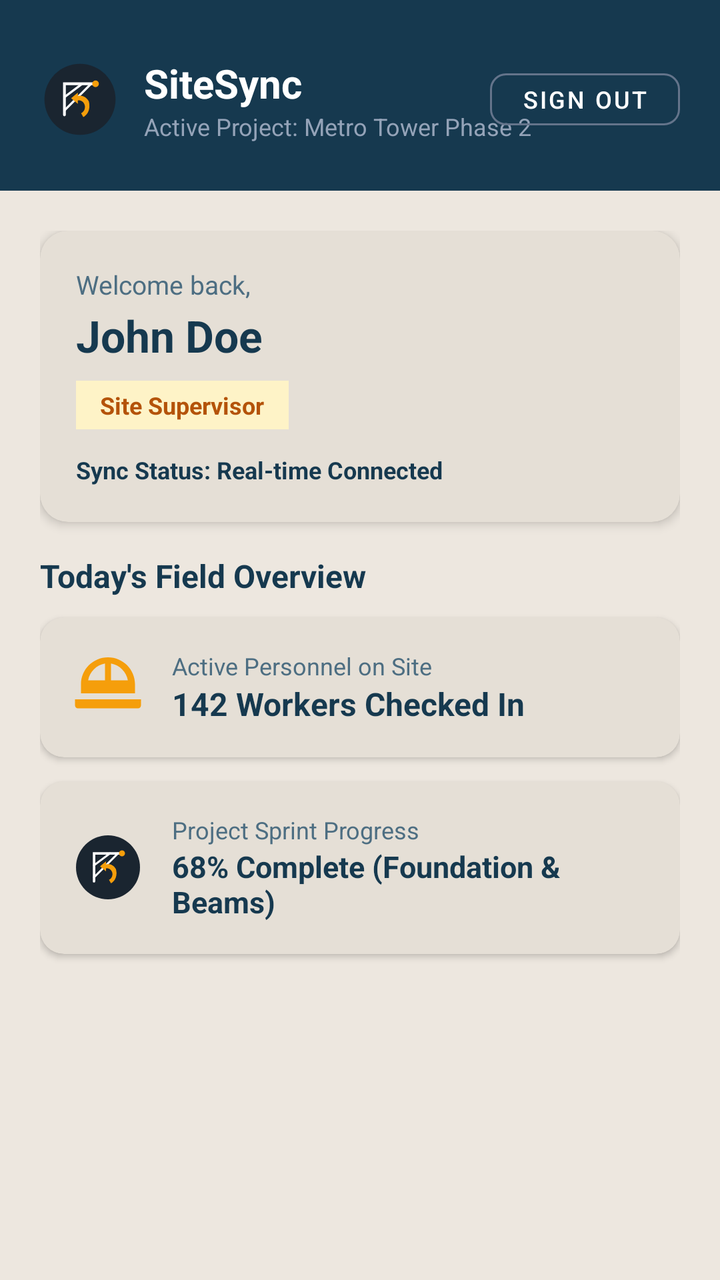
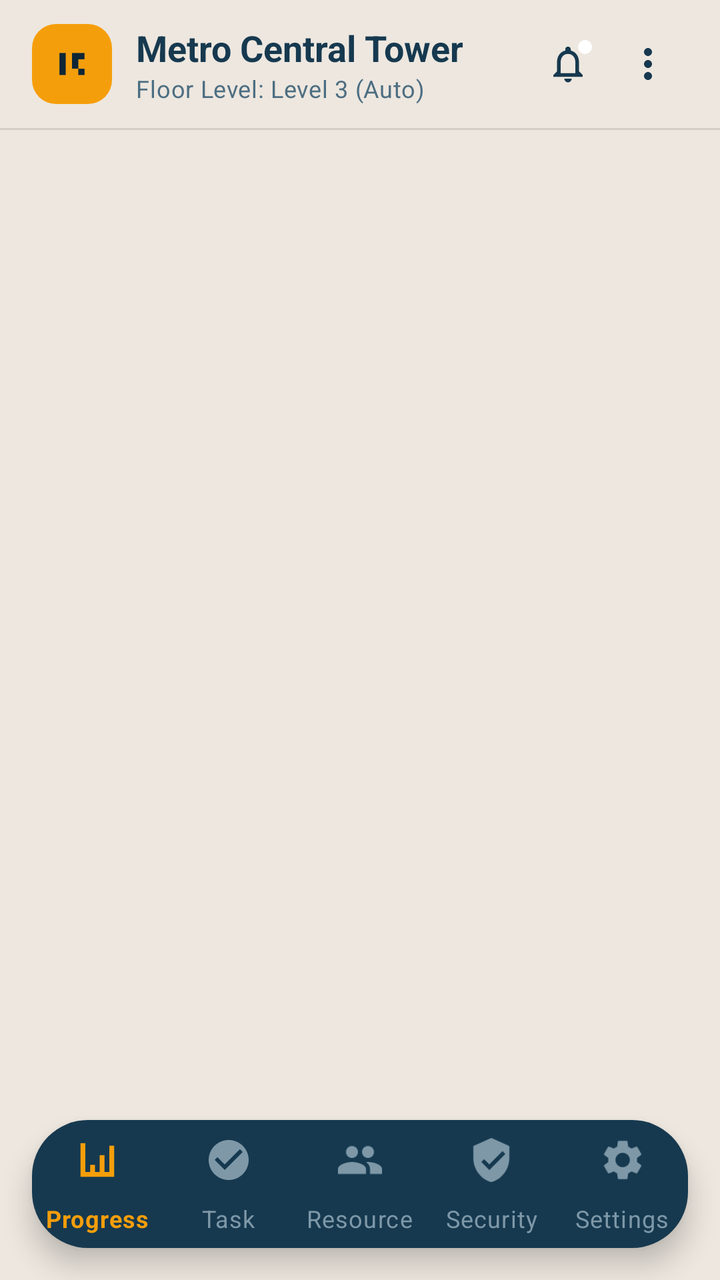

Screens rendered from an Android XML layout before and after an edit, with the pre-edit source and the edit as a unified diff.
<!-- AndroidManifest.xml: application theme Theme.SiteSync -->
<!-- res/layout/activity_main.xml -->
<?xml version="1.0" encoding="utf-8"?>
<LinearLayout xmlns:android="http://schemas.android.com/apk/res/android"
    xmlns:app="http://schemas.android.com/apk/res-auto"
    android:layout_width="match_parent"
    android:layout_height="match_parent"
    android:orientation="vertical"
    android:background="@color/brand_background">

    
    <LinearLayout
        android:layout_width="match_parent"
        android:layout_height="wrap_content"
        android:background="@color/brand_primary"
        android:orientation="vertical"
        android:paddingStart="20dp"
        android:paddingTop="28dp"
        android:paddingEnd="20dp"
        android:paddingBottom="24dp">

        <RelativeLayout
            android:layout_width="match_parent"
            android:layout_height="wrap_content">

            <ImageView
                android:id="@+id/dashLogo"
                android:layout_width="40dp"
                android:layout_height="40dp"
                android:layout_alignParentStart="true"
                android:layout_centerVertical="true"
                android:contentDescription="@string/app_name"
                android:src="@drawable/ic_sitesync_logo" />

            <LinearLayout
                android:layout_width="wrap_content"
                android:layout_height="wrap_content"
                android:layout_toEndOf="@id/dashLogo"
                android:layout_centerVertical="true"
                android:layout_marginStart="12dp"
                android:orientation="vertical">

                <TextView
                    android:layout_width="wrap_content"
                    android:layout_height="wrap_content"
                    android:text="@string/app_name"
                    android:textColor="@color/white"
                    android:textSize="20sp"
                    android:textStyle="bold" />

                <TextView
                    android:layout_width="wrap_content"
                    android:layout_height="wrap_content"
                    android:text="@string/active_project"
                    android:textColor="#94A3B8"
                    android:textSize="12sp" />
            </LinearLayout>

            <com.google.android.material.button.MaterialButton
                android:id="@+id/btnSignOut"
                style="@style/Widget.MaterialComponents.Button.OutlinedButton"
                android:layout_width="wrap_content"
                android:layout_height="38dp"
                android:layout_alignParentEnd="true"
                android:layout_centerVertical="true"
                android:text="@string/sign_out"
                android:textColor="@color/white"
                android:textSize="12sp"
                app:strokeColor="#64748B"
                app:cornerRadius="8dp" />
        </RelativeLayout>
    </LinearLayout>

    <ScrollView
        android:layout_width="match_parent"
        android:layout_height="match_parent"
        android:padding="20dp">

        <LinearLayout
            android:layout_width="match_parent"
            android:layout_height="wrap_content"
            android:orientation="vertical">

            
            <androidx.cardview.widget.CardView
                android:layout_width="match_parent"
                android:layout_height="wrap_content"
                android:layout_marginBottom="16dp"
                app:cardCornerRadius="14dp"
                app:cardElevation="3dp"
                app:cardBackgroundColor="@color/brand_surface">

                <LinearLayout
                    android:layout_width="match_parent"
                    android:layout_height="wrap_content"
                    android:orientation="vertical"
                    android:padding="18dp">

                    <TextView
                        android:layout_width="wrap_content"
                        android:layout_height="wrap_content"
                        android:text="@string/welcome_back"
                        android:textColor="@color/text_secondary"
                        android:textSize="13sp" />

                    <TextView
                        android:id="@+id/tvUserFullName"
                        android:layout_width="wrap_content"
                        android:layout_height="wrap_content"
                        android:layout_marginTop="2dp"
                        android:text="John Doe"
                        android:textColor="@color/text_primary"
                        android:textSize="22sp"
                        android:textStyle="bold" />

                    
                    <TextView
                        android:id="@+id/tvUserRoleBadge"
                        android:layout_width="wrap_content"
                        android:layout_height="wrap_content"
                        android:layout_marginTop="8dp"
                        android:background="#FEF3C7"
                        android:paddingStart="12dp"
                        android:paddingTop="4dp"
                        android:paddingEnd="12dp"
                        android:paddingBottom="4dp"
                        android:text="Site Supervisor"
                        android:textColor="#B45309"
                        android:textSize="12sp"
                        android:textStyle="bold" />

                    <TextView
                        android:layout_width="wrap_content"
                        android:layout_height="wrap_content"
                        android:layout_marginTop="12dp"
                        android:text="@string/sync_status"
                        android:textColor="@color/color_success"
                        android:textSize="12sp"
                        android:textStyle="bold" />
                </LinearLayout>
            </androidx.cardview.widget.CardView>

            
            <TextView
                android:layout_width="wrap_content"
                android:layout_height="wrap_content"
                android:layout_marginBottom="10dp"
                android:text="Today's Field Overview"
                android:textColor="@color/text_primary"
                android:textSize="16sp"
                android:textStyle="bold" />

            
            <androidx.cardview.widget.CardView
                android:layout_width="match_parent"
                android:layout_height="wrap_content"
                android:layout_marginBottom="12dp"
                app:cardCornerRadius="12dp"
                app:cardElevation="2dp"
                app:cardBackgroundColor="@color/brand_surface">

                <LinearLayout
                    android:layout_width="match_parent"
                    android:layout_height="wrap_content"
                    android:orientation="horizontal"
                    android:gravity="center_vertical"
                    android:padding="16dp">

                    <ImageView
                        android:layout_width="36dp"
                        android:layout_height="36dp"
                        android:src="@drawable/ic_construction"
                        android:contentDescription="Equipment" />

                    <LinearLayout
                        android:layout_width="0dp"
                        android:layout_height="wrap_content"
                        android:layout_marginStart="14dp"
                        android:layout_weight="1"
                        android:orientation="vertical">

                        <TextView
                            android:layout_width="wrap_content"
                            android:layout_height="wrap_content"
                            android:text="Active Personnel on Site"
                            android:textColor="@color/text_secondary"
                            android:textSize="12sp" />

                        <TextView
                            android:layout_width="wrap_content"
                            android:layout_height="wrap_content"
                            android:text="142 Workers Checked In"
                            android:textColor="@color/text_primary"
                            android:textSize="16sp"
                            android:textStyle="bold" />
                    </LinearLayout>
                </LinearLayout>
            </androidx.cardview.widget.CardView>

            
            <androidx.cardview.widget.CardView
                android:layout_width="match_parent"
                android:layout_height="wrap_content"
                android:layout_marginBottom="12dp"
                app:cardCornerRadius="12dp"
                app:cardElevation="2dp"
                app:cardBackgroundColor="@color/brand_surface">

                <LinearLayout
                    android:layout_width="match_parent"
                    android:layout_height="wrap_content"
                    android:orientation="horizontal"
                    android:gravity="center_vertical"
                    android:padding="16dp">

                    <ImageView
                        android:layout_width="36dp"
                        android:layout_height="36dp"
                        android:src="@drawable/ic_sitesync_logo"
                        android:contentDescription="Progress" />

                    <LinearLayout
                        android:layout_width="0dp"
                        android:layout_height="wrap_content"
                        android:layout_marginStart="14dp"
                        android:layout_weight="1"
                        android:orientation="vertical">

                        <TextView
                            android:layout_width="wrap_content"
                            android:layout_height="wrap_content"
                            android:text="Project Sprint Progress"
                            android:textColor="@color/text_secondary"
                            android:textSize="12sp" />

                        <TextView
                            android:layout_width="wrap_content"
                            android:layout_height="wrap_content"
                            android:text="68% Complete (Foundation &amp; Beams)"
                            android:textColor="@color/text_primary"
                            android:textSize="15sp"
                            android:textStyle="bold" />
                    </LinearLayout>
                </LinearLayout>
            </androidx.cardview.widget.CardView>
        </LinearLayout>
    </ScrollView>
</LinearLayout>
<!-- resources referenced by this layout -->
<resources>
  <color name="brand_background">#EDE7DF</color>
  <color name="brand_primary">#16394F</color>
  <color name="brand_surface">#E5DFD6</color>
  <color name="color_success">#16394F</color>
  <color name="text_primary">#16394F</color>
  <color name="text_secondary">#4D6E82</color>
  <color name="white">#FFFFFFFF</color>
  <!-- drawable ic_construction (drawable) -->
  <vector xmlns:android="http://schemas.android.com/apk/res/android"
      android:width="24dp"
      android:height="24dp"
      android:viewportWidth="24"
      android:viewportHeight="24">
      <path
          android:fillColor="#F59E0B"
          android:pathData="M12,2C7.03,2 3,6.03 3,11v3h18v-3C21,6.03 16.97,2 12,2zM13,4.07C15.84,4.56 18.13,6.85 18.62,9.69L13,9.69V4.07zM11,4.07v5.62H5.38C5.87,6.85 8.16,4.56 11,4.07zM1,16v2c0,0.55 0.45,1 1,1h20c0.55,0 1,-0.45 1,-1v-2H1z" />
  </vector>
  <!-- drawable ic_sitesync_logo (drawable) -->
  <vector xmlns:android="http://schemas.android.com/apk/res/android"
      android:width="72dp"
      android:height="72dp"
      android:viewportWidth="72"
      android:viewportHeight="72">
      
      <path
          android:fillColor="#1A2530"
          android:pathData="M36,4 C18.33,4 4,18.33 4,36 C4,53.67 18.33,68 36,68 C53.67,68 68,53.67 68,36 C68,18.33 53.67,4 36,4 Z" />
  
      
      <path
          android:strokeColor="#FFFFFF"
          android:strokeWidth="2.5"
          android:strokeLineCap="round"
          android:pathData="M22,50 L22,22 L50,22" />
      <path
          android:strokeColor="#FFFFFF"
          android:strokeWidth="2"
          android:strokeLineCap="round"
          android:pathData="M22,34 L38,22" />
      <path
          android:strokeColor="#FFFFFF"
          android:strokeWidth="2"
          android:strokeLineCap="round"
          android:pathData="M22,46 L46,22" />
  
      
      <path
          android:fillColor="#F59E0B"
          android:pathData="M44,38 C42,34 38,32 34,33 L34,30 L28,35 L34,40 L34,37 C36.5,36.5 39,38 40,40.5 C41.2,43.5 40,47 37,48.5 L39,52 C43.5,49.5 45.5,44 44,38 Z" />
  
      
      <path
          android:fillColor="#F59E0B"
          android:pathData="M50,22 m-3,0 a3,3 0 1,0 6,0 a3,3 0 1,0 -6,0" />
  </vector>
  <string name="active_project">Active Project: Metro Tower Phase 2</string>
  <string name="app_name">SiteSync</string>
  <string name="sign_out">Sign Out</string>
  <string name="sync_status">Sync Status: Real-time Connected</string>
  <string name="welcome_back">Welcome back,</string>
  <color name="warm_ash_base">#EDE7DF</color>
  <color name="warm_ash_surface">#E5DFD6</color>
  <color name="oxide_blue_primary">#16394F</color>
  <color name="oxide_blue_dark">#0E2636</color>
  <color name="text_on_oxide_white">#FFFFFF</color>
  <color name="oxide_blue_light">#24526E</color>
  <color name="stroke_oxide_blue">#16394F</color>
  <color name="text_oxide_primary">#16394F</color>
  <color name="text_oxide_secondary">#4D6E82</color>
  <color name="text_oxide_muted">#7E98A8</color>
  <!-- unchanged entries left out for length: 1 -->
</resources>

<!-- the commit's change to res/layout/activity_main.xml (unified diff, before → after) -->
@@ -1,246 +1,139 @@
 <?xml version="1.0" encoding="utf-8"?>
-<LinearLayout xmlns:android="http://schemas.android.com/apk/res/android"
+<androidx.coordinatorlayout.widget.CoordinatorLayout xmlns:android="http://schemas.android.com/apk/res/android"
     xmlns:app="http://schemas.android.com/apk/res-auto"
+    xmlns:tools="http://schemas.android.com/tools"
     android:layout_width="match_parent"
     android:layout_height="match_parent"
-    android:orientation="vertical"
-    android:background="@color/brand_background">
+    android:background="@color/warm_ash_base">
 
-    
     <LinearLayout
         android:layout_width="match_parent"
-        android:layout_height="wrap_content"
-        android:background="@color/brand_primary"
-        android:orientation="vertical"
-        android:paddingStart="20dp"
-        android:paddingTop="28dp"
-        android:paddingEnd="20dp"
-        android:paddingBottom="24dp">
+        android:layout_height="match_parent"
+        android:orientation="vertical">
 
-        <RelativeLayout
+        
+        <LinearLayout
+            android:id="@+id/topAppBar"
             android:layout_width="match_parent"
-            android:layout_height="wrap_content">
+            android:layout_height="64dp"
+            android:orientation="horizontal"
+            android:gravity="center_vertical"
+            android:paddingStart="16dp"
+            android:paddingEnd="16dp"
+            android:background="@color/warm_ash_base">
 
-            <ImageView
-                android:id="@+id/dashLogo"
+            
+            <FrameLayout
                 android:layout_width="40dp"
                 android:layout_height="40dp"
-                android:layout_alignParentStart="true"
-                android:layout_centerVertical="true"
-                android:contentDescription="@string/app_name"
-                android:src="@drawable/ic_sitesync_logo" />
+                android:background="@drawable/bg_squircle_amber"
+                android:layout_marginEnd="12dp">
 
+                <ImageView
+                    android:layout_width="22dp"
+                    android:layout_height="22dp"
+                    android:layout_gravity="center"
+                    android:src="@drawable/ic_app_brand_symbol"
+                    app:tint="@color/oxide_blue_dark"
+                    android:contentDescription="Brand" />
+            </FrameLayout>
+
+            
             <LinearLayout
-                android:layout_width="wrap_content"
+                android:layout_width="0dp"
                 android:layout_height="wrap_content"
-                android:layout_toEndOf="@id/dashLogo"
-                android:layout_centerVertical="true"
-                android:layout_marginStart="12dp"
+                android:layout_weight="1"
                 android:orientation="vertical">
 
                 <TextView
+                    android:id="@+id/tvProjectTitle"
                     android:layout_width="wrap_content"
                     android:layout_height="wrap_content"
-                    android:text="@string/app_name"
-                    android:textColor="@color/white"
-                    android:textSize="20sp"
+                    android:text="Metro Central Tower"
+                    android:textColor="@color/text_oxide_primary"
+                    android:textSize="18sp"
                     android:textStyle="bold" />
 
                 <TextView
+                    android:id="@+id/tvProjectSubtitle"
                     android:layout_width="wrap_content"
                     android:layout_height="wrap_content"
-                    android:text="@string/active_project"
-                    android:textColor="#94A3B8"
-                    android:textSize="12sp" />
+                    android:text="Floor Level: Level 3 (Auto)"
+                    android:textColor="@color/text_oxide_secondary"
+                    android:textSize="12sp"
+                    android:letterSpacing="0.02" />
             </LinearLayout>
 
-            <com.google.android.material.button.MaterialButton
-                android:id="@+id/btnSignOut"
-                style="@style/Widget.MaterialComponents.Button.OutlinedButton"
-                android:layout_width="wrap_content"
-                android:layout_height="38dp"
-                android:layout_alignParentEnd="true"
-                android:layout_centerVertical="true"
-                android:text="@string/sign_out"
-                android:textColor="@color/white"
-                android:textSize="12sp"
-                app:strokeColor="#64748B"
-                app:cornerRadius="8dp" />
-        </RelativeLayout>
+            
+            <FrameLayout
+                android:id="@+id/btnNotificationsHeader"
+                android:layout_width="40dp"
+                android:layout_height="40dp"
+                android:background="?attr/selectableItemBackgroundBorderless"
+                android:clickable="true"
+                android:focusable="true">
+
+                <ImageView
+                    android:layout_width="22dp"
+                    android:layout_height="22dp"
+                    android:layout_gravity="center"
+                    android:src="@drawable/ic_bell"
+                    app:tint="@color/oxide_blue_primary"
+                    android:contentDescription="Notifications" />
+
+                <View
+                    android:layout_width="7dp"
+                    android:layout_height="7dp"
+                    android:layout_gravity="top|end"
+                    android:layout_marginTop="8dp"
+                    android:layout_marginEnd="8dp"
+                    android:background="@drawable/indicator_pulse_dot"
+                    app:backgroundTint="@color/brand_amber" />
+            </FrameLayout>
+
+            
+            <ImageView
+                android:id="@+id/ivTopMenu"
+                android:layout_width="40dp"
+                android:layout_height="40dp"
+                android:padding="8dp"
+                android:src="@drawable/ic_more_vert"
+                app:tint="@color/oxide_blue_primary"
+                android:background="?attr/selectableItemBackgroundBorderless"
+                android:contentDescription="Project Options Menu" />
+        </LinearLayout>
+
+        
+        <View
+            android:layout_width="match_parent"
+            android:layout_height="1dp"
+            android:background="@color/gauge_track_ash" />
+
+        
+        <FrameLayout
+            android:id="@+id/fragmentContainer"
+            android:layout_width="match_parent"
+            android:layout_height="0dp"
+            android:layout_weight="1" />
+
     </LinearLayout>
 
-    <ScrollView
+    
+    <com.google.android.material.bottomnavigation.BottomNavigationView
+        android:id="@+id/bottomNavigationView"
         android:layout_width="match_parent"
-        android:layout_height="match_parent"
-        android:padding="20dp">
+        android:layout_height="64dp"
+        android:layout_gravity="bottom"
+        android:layout_marginStart="16dp"
+        android:layout_marginEnd="16dp"
+        android:layout_marginBottom="16dp"
+        android:background="@drawable/bg_bottom_nav_dock"
+        app:elevation="8dp"
+        app:itemIconTint="@color/selector_bottom_nav_dock"
+        app:itemTextColor="@color/selector_bottom_nav_dock"
+        app:itemRippleColor="@color/oxide_blue_dark"
+        app:labelVisibilityMode="labeled"
+        app:itemHorizontalTranslationEnabled="false"
+        app:menu="@menu/bottom_nav_menu" />
 
-        <LinearLayout
-            android:layout_width="match_parent"
-            android:layout_height="wrap_content"
-            android:orientation="vertical">
-
-            
-            <androidx.cardview.widget.CardView
-                android:layout_width="match_parent"
-                android:layout_height="wrap_content"
-                android:layout_marginBottom="16dp"
-                app:cardCornerRadius="14dp"
-                app:cardElevation="3dp"
-                app:cardBackgroundColor="@color/brand_surface">
-
-                <LinearLayout
-                    android:layout_width="match_parent"
-                    android:layout_height="wrap_content"
-                    android:orientation="vertical"
-                    android:padding="18dp">
-
-                    <TextView
-                        android:layout_width="wrap_content"
-                        android:layout_height="wrap_content"
-                        android:text="@string/welcome_back"
-                        android:textColor="@color/text_secondary"
-                        android:textSize="13sp" />
-
-                    <TextView
-                        android:id="@+id/tvUserFullName"
-                        android:layout_width="wrap_content"
-                        android:layout_height="wrap_content"
-                        android:layout_marginTop="2dp"
-                        android:text="John Doe"
-                        android:textColor="@color/text_primary"
-                        android:textSize="22sp"
-                        android:textStyle="bold" />
-
-                    
-                    <TextView
-                        android:id="@+id/tvUserRoleBadge"
-                        android:layout_width="wrap_content"
-                        android:layout_height="wrap_content"
-                        android:layout_marginTop="8dp"
-                        android:background="#FEF3C7"
-                        android:paddingStart="12dp"
-                        android:paddingTop="4dp"
-                        android:paddingEnd="12dp"
-                        android:paddingBottom="4dp"
-                        android:text="Site Supervisor"
-                        android:textColor="#B45309"
-                        android:textSize="12sp"
-                        android:textStyle="bold" />
-
-                    <TextView
-                        android:layout_width="wrap_content"
-                        android:layout_height="wrap_content"
-                        android:layout_marginTop="12dp"
-                        android:text="@string/sync_status"
-                        android:textColor="@color/color_success"
-                        android:textSize="12sp"
-                        android:textStyle="bold" />
-                </LinearLayout>
-            </androidx.cardview.widget.CardView>
-
-            
-            <TextView
-                android:layout_width="wrap_content"
-                android:layout_height="wrap_content"
-                android:layout_marginBottom="10dp"
-                android:text="Today's Field Overview"
-                android:textColor="@color/text_primary"
-                android:textSize="16sp"
-                android:textStyle="bold" />
-
-            
-            <androidx.cardview.widget.CardView
-                android:layout_width="match_parent"
-                android:layout_height="wrap_content"
-                android:layout_marginBottom="12dp"
-                app:cardCornerRadius="12dp"
-                app:cardElevation="2dp"
-                app:cardBackgroundColor="@color/brand_surface">
-
-                <LinearLayout
-                    android:layout_width="match_parent"
-                    android:layout_height="wrap_content"
-                    android:orientation="horizontal"
-                    android:gravity="center_vertical"
-                    android:padding="16dp">
-
-                    <ImageView
-                        android:layout_width="36dp"
-                        android:layout_height="36dp"
-                        android:src="@drawable/ic_construction"
-                        android:contentDescription="Equipment" />
-
-                    <LinearLayout
-                        android:layout_width="0dp"
-                        android:layout_height="wrap_content"
-                        android:layout_marginStart="14dp"
-                        android:layout_weight="1"
-                        android:orientation="vertical">
-
-                        <TextView
-                            android:layout_width="wrap_content"
-                            android:layout_height="wrap_content"
-                            android:text="Active Personnel on Site"
-                            android:textColor="@color/text_secondary"
-                            android:textSize="12sp" />
-
-                        <TextView
-                            android:layout_width="wrap_content"
-                            android:layout_height="wrap_content"
-                            android:text="142 Workers Checked In"
-                            android:textColor="@color/text_primary"
-                            android:textSize="16sp"
-                            android:textStyle="bold" />
-                    </LinearLayout>
-                </LinearLayout>
-            </androidx.cardview.widget.CardView>
-
-            
-            <androidx.cardview.widget.CardView
-                android:layout_width="match_parent"
-                android:layout_height="wrap_content"
-                android:layout_marginBottom="12dp"
-                app:cardCornerRadius="12dp"
-                app:cardElevation="2dp"
-                app:cardBackgroundColor="@color/brand_surface">
-
-                <LinearLayout
-                    android:layout_width="match_parent"
-                    android:layout_height="wrap_content"
-                    android:orientation="horizontal"
-                    android:gravity="center_vertical"
-                    android:padding="16dp">
-
-                    <ImageView
-                        android:layout_width="36dp"
-                        android:layout_height="36dp"
-                        android:src="@drawable/ic_sitesync_logo"
-                        android:contentDescription="Progress" />
-
-                    <LinearLayout
-                        android:layout_width="0dp"
-                        android:layout_height="wrap_content"
-                        android:layout_marginStart="14dp"
-                        android:layout_weight="1"
-                        android:orientation="vertical">
-
-                        <TextView
-                            android:layout_width="wrap_content"
-                            android:layout_height="wrap_content"
-                            android:text="Project Sprint Progress"
-                            android:textColor="@color/text_secondary"
-                            android:textSize="12sp" />
-
-                        <TextView
-                            android:layout_width="wrap_content"
-                            android:layout_height="wrap_content"
-                            android:text="68% Complete (Foundation &amp; Beams)"
-                            android:textColor="@color/text_primary"
-                            android:textSize="15sp"
-                            android:textStyle="bold" />
-                    </LinearLayout>
-                </LinearLayout>
-            </androidx.cardview.widget.CardView>
-        </LinearLayout>
-    </ScrollView>
-</LinearLayout>
+</androidx.coordinatorlayout.widget.CoordinatorLayout>
<!-- resource entries referenced after the edit -->
@@ -1,66 +1,67 @@
 <!-- resources referenced by this layout -->
 <resources>
-  <color name="brand_background">#EDE7DF</color>
-  <color name="brand_primary">#16394F</color>
-  <color name="brand_surface">#E5DFD6</color>
-  <color name="color_success">#16394F</color>
-  <color name="text_primary">#16394F</color>
-  <color name="text_secondary">#4D6E82</color>
-  <color name="white">#FFFFFFFF</color>
-  <!-- drawable ic_construction (drawable) -->
+  <color name="brand_amber">#F59E0B</color>
+  <color name="gauge_track_ash">#D4CDC3</color>
+  <color name="warm_ash_base">#EDE7DF</color>
+  <!-- drawable bg_bottom_nav_dock (drawable) -->
+  <?xml version="1.0" encoding="utf-8"?>
+  <shape xmlns:android="http://schemas.android.com/apk/res/android"
+      android:shape="rectangle">
+      <solid android:color="@color/oxide_blue_primary" />
+      <corners android:radius="28dp" />
+  </shape>
+  <!-- drawable bg_squircle_amber (drawable) -->
+  <?xml version="1.0" encoding="utf-8"?>
+  <shape xmlns:android="http://schemas.android.com/apk/res/android"
+      android:shape="rectangle">
+      <solid android:color="@color/brand_amber" />
+      <corners android:radius="12dp" />
+  </shape>
+  <!-- drawable ic_app_brand_symbol (drawable) -->
+  <vector xmlns:android="http://schemas.android.com/apk/res/android"
+      android:width="28dp"
+      android:height="28dp"
+      android:viewportWidth="28"
+      android:viewportHeight="28">
+    
+    <path
+        android:fillColor="#16394F"
+        android:pathData="M6,7h4v14H6V7z"/>
+    
+    <path
+        android:fillColor="#16394F"
+        android:pathData="M14,7h8v4h-4v6h-4V7z"/>
+    <path
+        android:fillColor="#16394F"
+        android:pathData="M18,17h4v4h-4V17z"/>
+  </vector>
+  <!-- drawable ic_bell (drawable) -->
+  <vector xmlns:android="http://schemas.android.com/apk/res/android"
+      android:width="24dp"
+      android:height="24dp"
+      android:viewportWidth="24"
+      android:viewportHeight="24">
+    <path
+        android:fillColor="#141414"
+        android:pathData="M12,22c1.1,0 2,-0.9 2,-2h-4c0,1.1 0.9,2 2,2zm6,-6v-5c0,-3.07 -1.63,-5.64 -4.5,-6.32V4c0,-0.83 -0.67,-1.5 -1.5,-1.5s-1.5,0.67 -1.5,1.5v0.68C7.64,5.36 6,7.92 6,11v5l-2,2v1h16v-1l-2,-2zm-2,1H8v-6c0,-2.48 1.51,-4.5 4,-4.5s4,2.02 4,4.5v6z"/>
+  </vector>
+  <!-- drawable ic_more_vert (drawable) -->
   <vector xmlns:android="http://schemas.android.com/apk/res/android"
       android:width="24dp"
       android:height="24dp"
       android:viewportWidth="24"
       android:viewportHeight="24">
       <path
-          android:fillColor="#F59E0B"
-          android:pathData="M12,2C7.03,2 3,6.03 3,11v3h18v-3C21,6.03 16.97,2 12,2zM13,4.07C15.84,4.56 18.13,6.85 18.62,9.69L13,9.69V4.07zM11,4.07v5.62H5.38C5.87,6.85 8.16,4.56 11,4.07zM1,16v2c0,0.55 0.45,1 1,1h20c0.55,0 1,-0.45 1,-1v-2H1z" />
+          android:fillColor="@color/oxide_blue_primary"
+          android:pathData="M12,8c1.1,0 2,-0.9 2,-2s-0.9,-2 -2,-2 -2,0.9 -2,2 0.9,2 2,2zm0,2c-1.1,0 -2,0.9 -2,2s0.9,2 2,2 2,-0.9 2,-2 -0.9,-2 -2,-2zm0,6c-1.1,0 -2,0.9 -2,2s0.9,2 2,2 2,-0.9 2,-2 -0.9,-2 -2,-2z" />
   </vector>
-  <!-- drawable ic_sitesync_logo (drawable) -->
-  <vector xmlns:android="http://schemas.android.com/apk/res/android"
-      android:width="72dp"
-      android:height="72dp"
-      android:viewportWidth="72"
-      android:viewportHeight="72">
-      
-      <path
-          android:fillColor="#1A2530"
-          android:pathData="M36,4 C18.33,4 4,18.33 4,36 C4,53.67 18.33,68 36,68 C53.67,68 68,53.67 68,36 C68,18.33 53.67,4 36,4 Z" />
-  
-      
-      <path
-          android:strokeColor="#FFFFFF"
-          android:strokeWidth="2.5"
-          android:strokeLineCap="round"
-          android:pathData="M22,50 L22,22 L50,22" />
-      <path
-          android:strokeColor="#FFFFFF"
-          android:strokeWidth="2"
-          android:strokeLineCap="round"
-          android:pathData="M22,34 L38,22" />
-      <path
-          android:strokeColor="#FFFFFF"
-          android:strokeWidth="2"
-          android:strokeLineCap="round"
-          android:pathData="M22,46 L46,22" />
-  
-      
-      <path
-          android:fillColor="#F59E0B"
-          android:pathData="M44,38 C42,34 38,32 34,33 L34,30 L28,35 L34,40 L34,37 C36.5,36.5 39,38 40,40.5 C41.2,43.5 40,47 37,48.5 L39,52 C43.5,49.5 45.5,44 44,38 Z" />
-  
-      
-      <path
-          android:fillColor="#F59E0B"
-          android:pathData="M50,22 m-3,0 a3,3 0 1,0 6,0 a3,3 0 1,0 -6,0" />
-  </vector>
-  <string name="active_project">Active Project: Metro Tower Phase 2</string>
-  <string name="app_name">SiteSync</string>
-  <string name="sign_out">Sign Out</string>
-  <string name="sync_status">Sync Status: Real-time Connected</string>
-  <string name="welcome_back">Welcome back,</string>
-  <color name="warm_ash_base">#EDE7DF</color>
+  <!-- drawable indicator_pulse_dot (drawable) -->
+  <?xml version="1.0" encoding="utf-8"?>
+  <shape xmlns:android="http://schemas.android.com/apk/res/android"
+      android:shape="oval">
+      <solid android:color="@color/indicator_pulse_dot" />
+  </shape>
+  <color name="indicator_pulse_dot">#FFFFFF</color>
   <color name="warm_ash_surface">#E5DFD6</color>
   <color name="oxide_blue_primary">#16394F</color>
   <color name="oxide_blue_dark">#0E2636</color>
